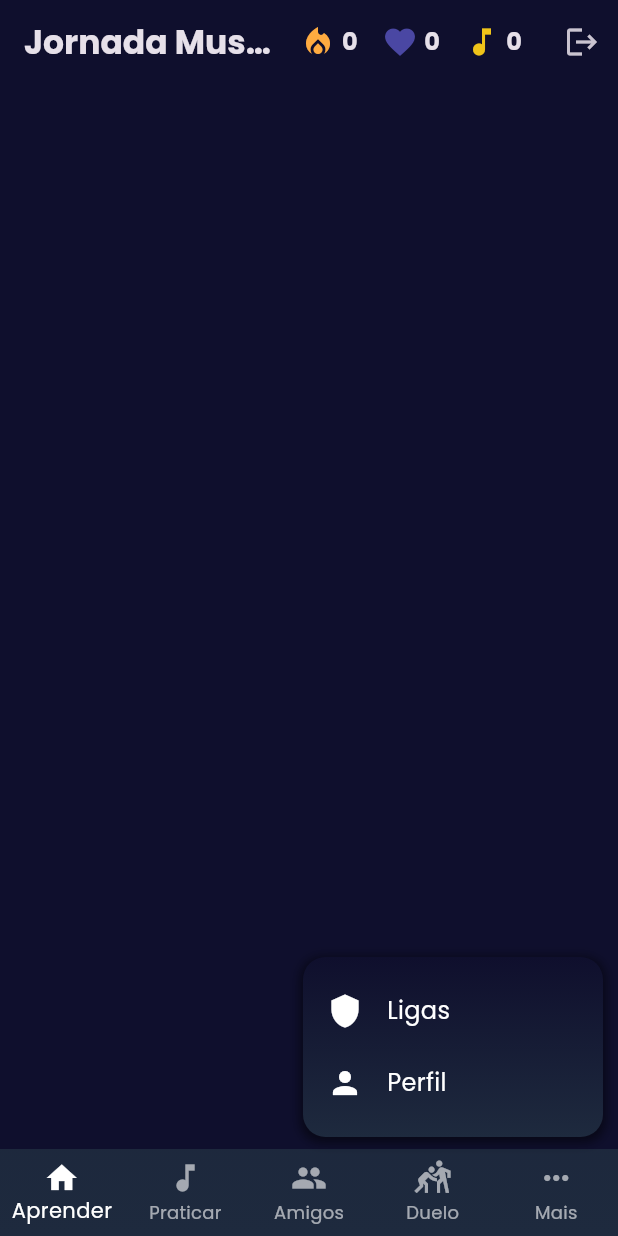
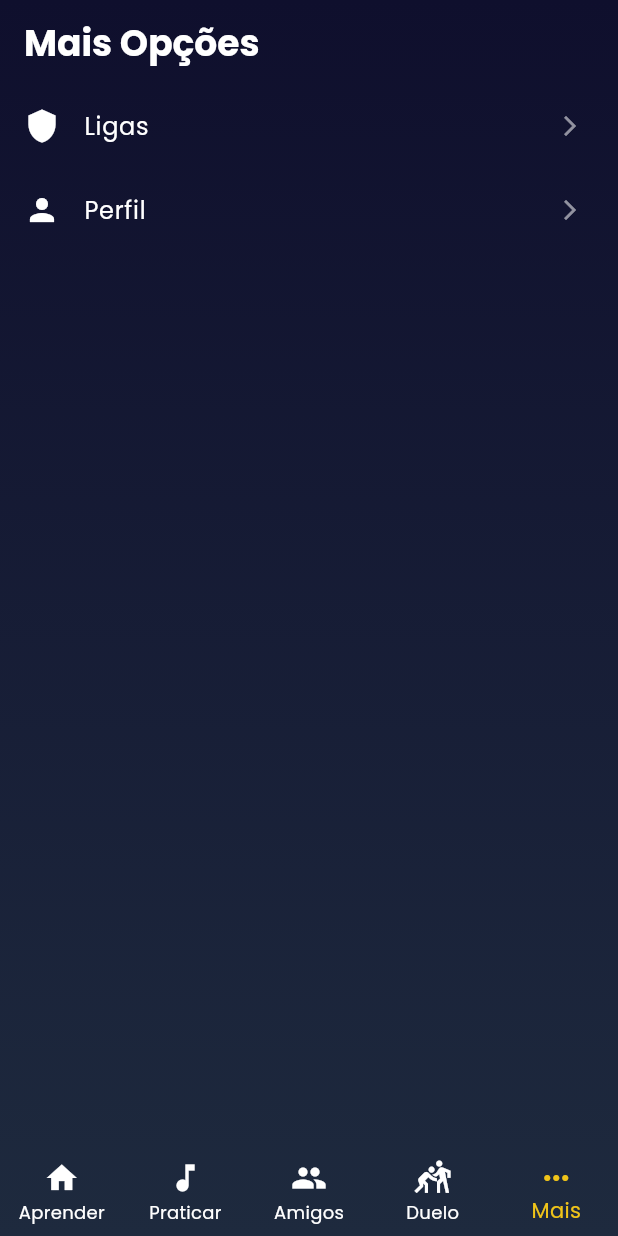
Before and after one commit to qtechsolucoes/musilingo, a Flutter app: the MainNavigationScreen screen opened directly, item 5 of the bottom bar chosen, on a phone screen of 412 x 824 dp. Run offline on Flutter 3.47's test engine with Material 3 defaults, Android fonts, the phone set to English and light mode, and no system bars; our stand-ins replace confetti, flutter_dotenv, flutter_svg, google_fonts, image_picker, just_audio and 3 more; missing offline and left inert: flutter_midi_pro; accounts and stored records are empty; network calls fail; project files that could hold a hidden picture were left out.

Commit message:
novo commit estável com mudanças na barra de navegação.

```diff
--- a/lib/app/presentation/view/main_navigation_screen.dart
+++ b/lib/app/presentation/view/main_navigation_screen.dart
@@ -1,12 +1,15 @@
 // lib/app/presentation/view/main_navigation_screen.dart
 
 import 'package:flutter/material.dart';
+import 'package:musilingo/app/core/theme/app_colors.dart'; // Importar AppColors
 import 'package:musilingo/app/presentation/widgets/gradient_background.dart';
-import 'package:musilingo/app/presentation/widgets/more_options_menu.dart';
 import 'package:musilingo/features/duel/presentation/view/duel_lobby_screen.dart';
 import 'package:musilingo/features/friends/presentation/view/friends_screen.dart';
 import 'package:musilingo/features/home/presentation/view/home_screen.dart';
 import 'package:musilingo/features/practice/presentation/view/practice_screen.dart';
+
+// Importar a nossa nova tela "Mais" que terá o navegador aninhado
+import 'more_screen.dart';
 
 class MainNavigationScreen extends StatefulWidget {
   const MainNavigationScreen({super.key});
@@ -17,79 +20,40 @@ class MainNavigationScreen extends StatefulWidget {
 
 class _MainNavigationScreenState extends State<MainNavigationScreen> {
   int _selectedIndex = 0;
-  OverlayEntry? _moreMenuOverlayEntry;
 
+  // A lista de páginas agora inclui a nossa nova MoreScreen
   final List<Widget> _pages = [
     const HomeScreen(),
     const PracticeScreen(),
     const FriendsScreen(),
     const DuelLobbyScreen(),
+    const MoreScreen(), // A aba "Mais" agora existe
   ];
 
-  void _dismissMoreMenu() {
-    _moreMenuOverlayEntry?.remove();
-    _moreMenuOverlayEntry = null;
-  }
-
-  void _showMoreMenu() {
-    if (_moreMenuOverlayEntry != null) return;
-
-    final overlay = Overlay.of(context);
-
-    _moreMenuOverlayEntry = OverlayEntry(
-      builder: (context) {
-        return Stack(
-          children: [
-            Positioned.fill(
-              child: GestureDetector(
-                onTap: _dismissMoreMenu,
-                behavior: HitTestBehavior.translucent,
-              ),
-            ),
-            const Positioned(
-              bottom: kBottomNavigationBarHeight + 10,
-              right: 10,
-              child: MoreOptionsMenu(),
-            ),
-          ],
-        );
-      },
-    );
-
-    overlay.insert(_moreMenuOverlayEntry!);
-  }
-
   void _onItemTapped(int index) {
-    if (index != 4 && _moreMenuOverlayEntry != null) {
-      _dismissMoreMenu();
-    }
-
-    if (index == 4) {
-      _showMoreMenu();
-    } else {
-      setState(() {
-        _selectedIndex = index;
-      });
-    }
+    setState(() {
+      _selectedIndex = index;
+    });
   }
 
   @override
   Widget build(BuildContext context) {
-    // 1. A TELA INTEIRA AGORA É ENVOLVIDA PELO GRADIENTE
     return GradientBackground(
       child: Scaffold(
-        // 2. O FUNDO DO SCAFFOLD É TRANSPARENTE
         backgroundColor: Colors.transparent,
         body: IndexedStack(
           index: _selectedIndex,
           children: _pages,
         ),
         bottomNavigationBar: BottomNavigationBar(
-          // 3. A BARRA DE NAVEGAÇÃO TAMBÉM É TRANSPARENTE
           backgroundColor: Colors.transparent,
-          elevation: 0, // Remove a sombra/linha que separa a barra do conteúdo
-          selectedItemColor: Colors.white,
-          unselectedItemColor: Colors.white.withAlpha(153), // ~60% opacidade
+          elevation: 0,
+
+          // CORREÇÃO: Cor amarela para o ícone selecionado
+          selectedItemColor: AppColors.accent,
+
+          unselectedItemColor:
+              Colors.white, // Cor branca para os não selecionados
           showUnselectedLabels: true,
           type: BottomNavigationBarType.fixed,
           items: const <BottomNavigationBarItem>[
@@ -105,7 +69,6 @@ class _MainNavigationScreenState extends State<MainNavigationScreen> {
               icon: Icon(Icons.people),
               label: 'Amigos',
             ),
-            // 4. ÍCONE DE DUELO ATUALIZADO
             BottomNavigationBarItem(
               icon: Icon(Icons.sports_kabaddi),
               label: 'Duelo',
--- /dev/null
+++ b/lib/app/presentation/view/more_screen.dart
@@ -0,0 +1,95 @@
+// lib/app/presentation/view/more_screen.dart
+
+import 'package:flutter/material.dart';
+import 'package:musilingo/features/leagues/presentation/view/leagues_screen.dart';
+import 'package:musilingo/features/profile/presentation/view/profile_screen.dart';
+
+// Chave global para o nosso navegador aninhado
+final GlobalKey<NavigatorState> moreTabNavigatorKey =
+    GlobalKey<NavigatorState>();
+
+class MoreScreen extends StatelessWidget {
+  const MoreScreen({super.key});
+
+  @override
+  Widget build(BuildContext context) {
+    // ignore: deprecated_member_use
+    return WillPopScope(
+      onWillPop: () async {
+        // Se pudermos voltar no navegador aninhado, voltamos.
+        if (moreTabNavigatorKey.currentState!.canPop()) {
+          moreTabNavigatorKey.currentState!.pop();
+          return false; // Impede que a app feche
+        }
+        // Se não, permite o comportamento padrão (fechar a app)
+        return true;
+      },
+      child: Navigator(
+        key: moreTabNavigatorKey,
+        initialRoute: '/', // Define a rota inicial
+        // Gera as rotas para a navegação interna
+        onGenerateRoute: (RouteSettings settings) {
+          WidgetBuilder builder;
+          switch (settings.name) {
+            case '/leagues':
+              builder = (BuildContext _) => const LeaguesScreen();
+              break;
+            case '/profile':
+              builder = (BuildContext _) => const ProfileScreen();
+              break;
+            case '/':
+            default:
+              builder = (BuildContext _) => const _MoreOptionsList();
+          }
+          return MaterialPageRoute(builder: builder, settings: settings);
+        },
+      ),
+    );
+  }
+}
+
+// Widget privado para a tela inicial da aba "Mais", que mostra a lista de opções
+class _MoreOptionsList extends StatelessWidget {
+  const _MoreOptionsList();
+
+  @override
+  Widget build(BuildContext context) {
+    // Esta tela não precisa do GradientBackground, pois a MainNavigationScreen já o fornece
+    return Scaffold(
+      backgroundColor: Colors.transparent,
+      appBar: AppBar(
+        title: const Text('Mais Opções',
+            style: TextStyle(
+                fontWeight: FontWeight.bold,
+                fontSize: 24,
+                color: Colors.white)),
+        backgroundColor: Colors.transparent,
+        elevation: 0,
+      ),
+      body: ListView(
+        children: [
+          ListTile(
+            leading: const Icon(Icons.shield, color: Colors.white),
+            title: const Text('Ligas', style: TextStyle(color: Colors.white)),
+            trailing: const Icon(Icons.arrow_forward_ios,
+                color: Colors.white54, size: 16),
+            onTap: () {
+              // Navega DENTRO do Navigator aninhado da aba "Mais"
+              Navigator.of(context).pushNamed('/leagues');
+            },
+          ),
+          ListTile(
+            leading: const Icon(Icons.person, color: Colors.white),
+            title: const Text('Perfil', style: TextStyle(color: Colors.white)),
+            trailing: const Icon(Icons.arrow_forward_ios,
+                color: Colors.white54, size: 16),
+            onTap: () {
+              // Navega DENTRO do Navigator aninhado da aba "Mais"
+              Navigator.of(context).pushNamed('/profile');
+            },
+          ),
+        ],
+      ),
+    );
+  }
+}
--- a/lib/app/presentation/widgets/more_options_menu.dart
+++ /dev/null
@@ -1,88 +0,0 @@
-// lib/app/presentation/widgets/more_options_menu.dart
-
-import 'package:flutter/material.dart';
-import 'package:musilingo/app/presentation/widgets/gradient_background.dart';
-import 'package:musilingo/features/leagues/presentation/view/leagues_screen.dart';
-import 'package:musilingo/features/profile/presentation/view/profile_screen.dart';
-
-class MoreOptionsMenu extends StatelessWidget {
-  const MoreOptionsMenu({super.key});
-
-  @override
-  Widget build(BuildContext context) {
-    // Em vez de um Dialog, usamos um Material para ter controlo total sobre a aparência
-    return Material(
-      color: Colors.transparent,
-      child: Container(
-        width: 200, // Largura do menu
-        height: 120, // Altura do menu
-        decoration: BoxDecoration(
-          borderRadius: BorderRadius.circular(15),
-          boxShadow: [
-            BoxShadow(
-              color: Colors.black.withAlpha(128), // 50% de opacidade
-              spreadRadius: 2,
-              blurRadius: 5,
-              offset: const Offset(0, 2),
-            ),
-          ],
-        ),
-        child: ClipRRect(
-          borderRadius: BorderRadius.circular(15),
-          child: GradientBackground(
-            child: Column(
-              mainAxisAlignment: MainAxisAlignment.center,
-              crossAxisAlignment: CrossAxisAlignment.stretch,
-              children: [
-                _buildMenuOption(
-                  context,
-                  icon: Icons.shield,
-                  label: 'Ligas',
-                  onTap: () {
-                    // Primeiro fecha o popover, depois navega
-                    Navigator.of(context, rootNavigator: true).pop();
-                    Navigator.of(context).push(MaterialPageRoute(
-                      builder: (context) => const LeaguesScreen(),
-                    ));
-                  },
-                ),
-                _buildMenuOption(
-                  context,
-                  icon: Icons.person,
-                  label: 'Perfil',
-                  onTap: () {
-                    // Primeiro fecha o popover, depois navega
-                    Navigator.of(context, rootNavigator: true).pop();
-                    Navigator.of(context).push(MaterialPageRoute(
-                      builder: (context) => const ProfileScreen(),
-                    ));
-                  },
-                ),
-              ],
-            ),
-          ),
-        ),
-      ),
-    );
-  }
-
-  Widget _buildMenuOption(BuildContext context,
-      {required IconData icon,
-      required String label,
-      required VoidCallback onTap}) {
-    return InkWell(
-      onTap: onTap,
-      child: Padding(
-        padding: const EdgeInsets.symmetric(horizontal: 16.0, vertical: 12.0),
-        child: Row(
-          children: [
-            Icon(icon, color: Colors.white),
-            const SizedBox(width: 16),
-            Text(label,
-                style: const TextStyle(color: Colors.white, fontSize: 16)),
-          ],
-        ),
-      ),
-    );
-  }
-}
--- a/lib/features/duel/presentation/view/duel_lobby_screen.dart
+++ b/lib/features/duel/presentation/view/duel_lobby_screen.dart
@@ -106,7 +106,7 @@ class _DuelLobbyScreenState extends State<DuelLobbyScreen> {
         ElevatedButton(
           onPressed: _startSearch,
           style: ElevatedButton.styleFrom(
-              backgroundColor: AppColors.accent,
+              backgroundColor: AppColors.primary,
               padding:
                   const EdgeInsets.symmetric(horizontal: 48, vertical: 16)),
           child: const Text('Procurar Duelo', style: TextStyle(fontSize: 18)),
--- a/lib/features/home/presentation/view/home_screen.dart
+++ b/lib/features/home/presentation/view/home_screen.dart
@@ -64,8 +64,8 @@ class _HomeScreenState extends State<HomeScreen> {
         // AJUSTE REALIZADO AQUI
         // O título foi alterado de 'Trilha de Aprendizagem'
         // para 'Jornada Musical' para melhor visualização.
-        title: const Text('Jornada Musical',
-            style: TextStyle(fontWeight: FontWeight.bold)),
+        title:
+            const Text('Trilha', style: TextStyle(fontWeight: FontWeight.bold)),
         // FIM DO AJUSTE
         actions: [
           Row(children: [
--- a/lib/features/profile/presentation/view/profile_screen.dart
+++ b/lib/features/profile/presentation/view/profile_screen.dart
@@ -5,7 +5,7 @@ import 'package:flutter/material.dart';
 import 'package:image_picker/image_picker.dart';
 import 'package:musilingo/app/core/theme/app_colors.dart';
 import 'package:musilingo/app/presentation/view/splash_screen.dart';
-import 'package:musilingo/app/presentation/widgets/gradient_background.dart'; // Import adicionado
+import 'package:musilingo/app/presentation/widgets/gradient_background.dart';
 import 'package:musilingo/app/services/sfx_service.dart';
 import 'package:musilingo/app/services/user_session.dart';
 import 'package:musilingo/main.dart';
@@ -40,7 +40,6 @@ class _ProfileScreenState extends State<ProfileScreen> {
     final user = userSession.currentUser;
 
     if (user == null) {
-      // --- CORREÇÃO APLICADA AQUI ---
       return const GradientBackground(
         child: Scaffold(
           backgroundColor: Colors.transparent,
@@ -49,10 +48,10 @@ class _ProfileScreenState extends State<ProfileScreen> {
       );
     }
 
-    // --- CORREÇÃO APLICADA AQUI ---
     return GradientBackground(
       child: Scaffold(
         backgroundColor: Colors.transparent,
+        // ESTA APPBAR GARANTE QUE O BOTÃO "VOLTAR" APAREÇA
         appBar: AppBar(
           title: const Text('Perfil',
               style: TextStyle(fontWeight: FontWeight.bold, fontSize: 24)),
```
Also changed, not shown: lib/features/leagues/presentation/view/leagues_screen.dart (+3 -4 lines).
